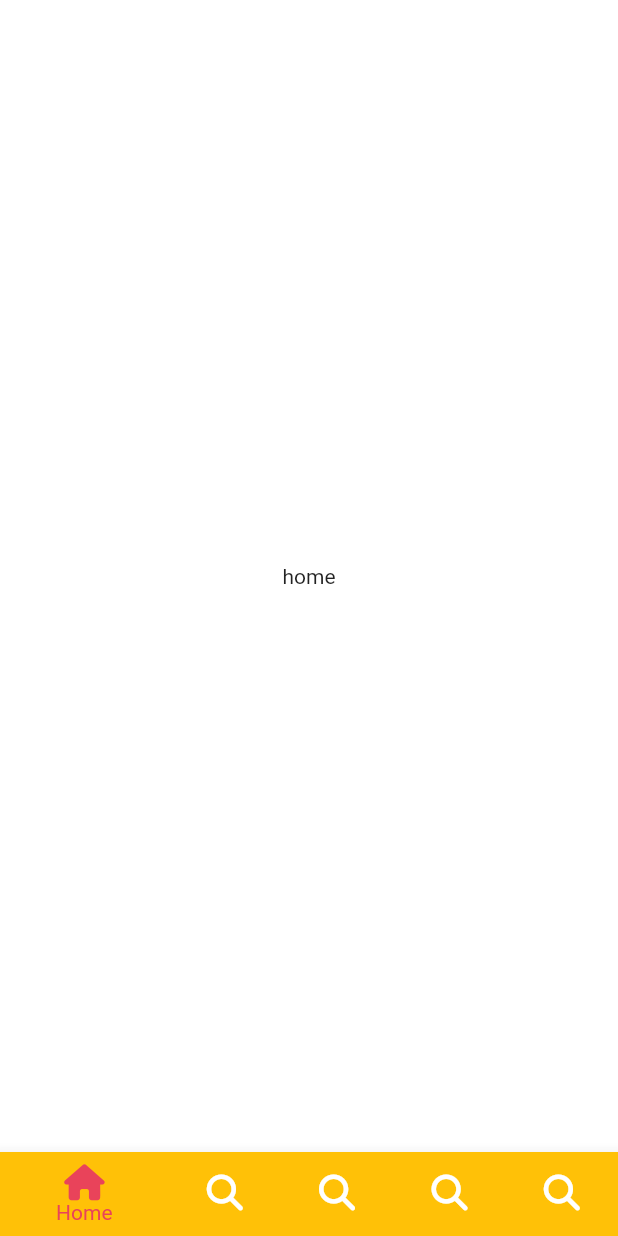
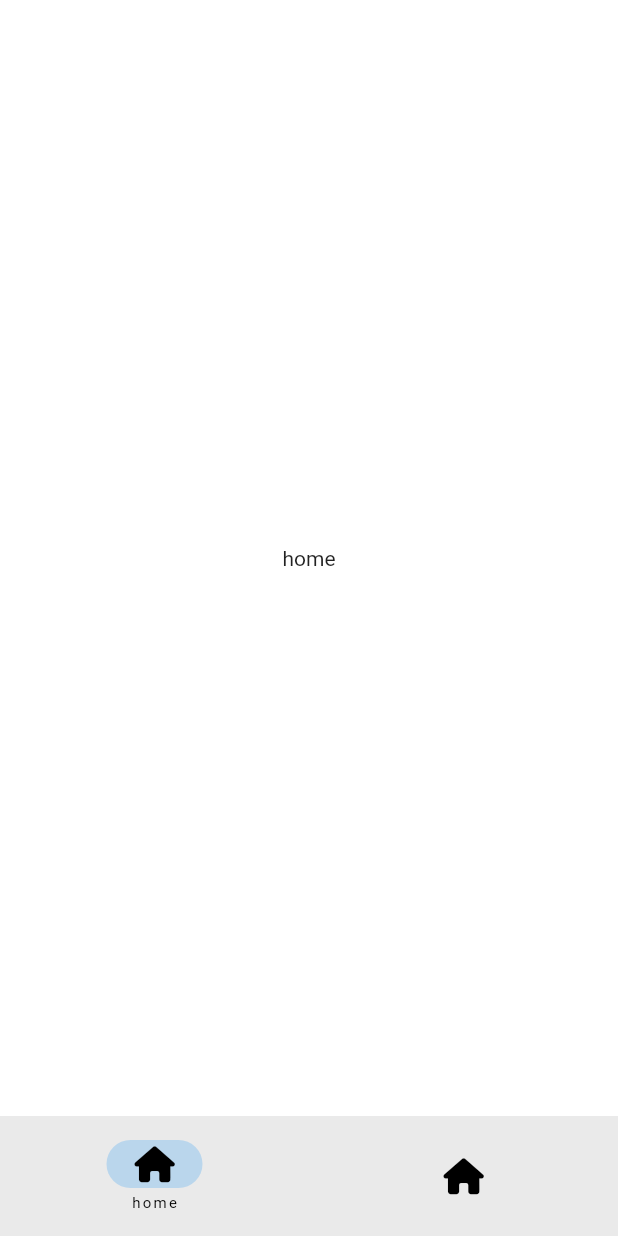
Before and after one commit to alswn2348/tictok_clone_flutter, a Flutter app: the screen it shows after launch, on a phone screen of 412 x 824 dp. Run offline on Flutter 3.47's test engine with Material 2 defaults, Android fonts, the phone set to English and light mode, and no system bars; our stand-ins replace font_awesome_flutter.

Commit message:
design : material3 navigationbar

```diff
--- a/lib/features/main_navigation/main_navigation_screen.dart
+++ b/lib/features/main_navigation/main_navigation_screen.dart
@@ -38,40 +38,17 @@ class _MainNavigationScreenState extends State<MainNavigationScreen> {
   @override
   Widget build(BuildContext context) {
     return Scaffold(
-      body: screens[_selectedIndex],
-      bottomNavigationBar: BottomNavigationBar(
-        currentIndex: _selectedIndex,
-        onTap: _onTap,
-        selectedItemColor: Theme.of(context).primaryColor,
-        items: const [
-          BottomNavigationBarItem(
-            icon: FaIcon(FontAwesomeIcons.house),
-            label: 'Home',
-            tooltip: 'what?',
-            backgroundColor: Colors.amber,
-          ),
-          BottomNavigationBarItem(
-              icon: FaIcon(FontAwesomeIcons.magnifyingGlass),
-              label: 'search',
-              tooltip: 'what?',
-              backgroundColor: Colors.blue),
-          BottomNavigationBarItem(
-              icon: FaIcon(FontAwesomeIcons.magnifyingGlass),
-              label: 'search',
-              tooltip: 'what?',
-              backgroundColor: Colors.yellow),
-          BottomNavigationBarItem(
-              icon: FaIcon(FontAwesomeIcons.magnifyingGlass),
-              label: 'search',
-              tooltip: 'what?',
-              backgroundColor: Colors.cyan),
-          BottomNavigationBarItem(
-              icon: FaIcon(FontAwesomeIcons.magnifyingGlass),
-              label: 'search',
-              tooltip: 'what?',
-              backgroundColor: Colors.green),
-        ],
-      ),
-    );
+        body: screens[_selectedIndex],
+        bottomNavigationBar: NavigationBar(
+          labelBehavior: NavigationDestinationLabelBehavior.onlyShowSelected,
+          selectedIndex: _selectedIndex,
+          onDestinationSelected: _onTap,
+          destinations: const [
+            NavigationDestination(
+                icon: FaIcon(FontAwesomeIcons.house), label: 'home'),
+            NavigationDestination(
+                icon: FaIcon(FontAwesomeIcons.house), label: 'home')
+          ],
+        ));
   }
 }
```
